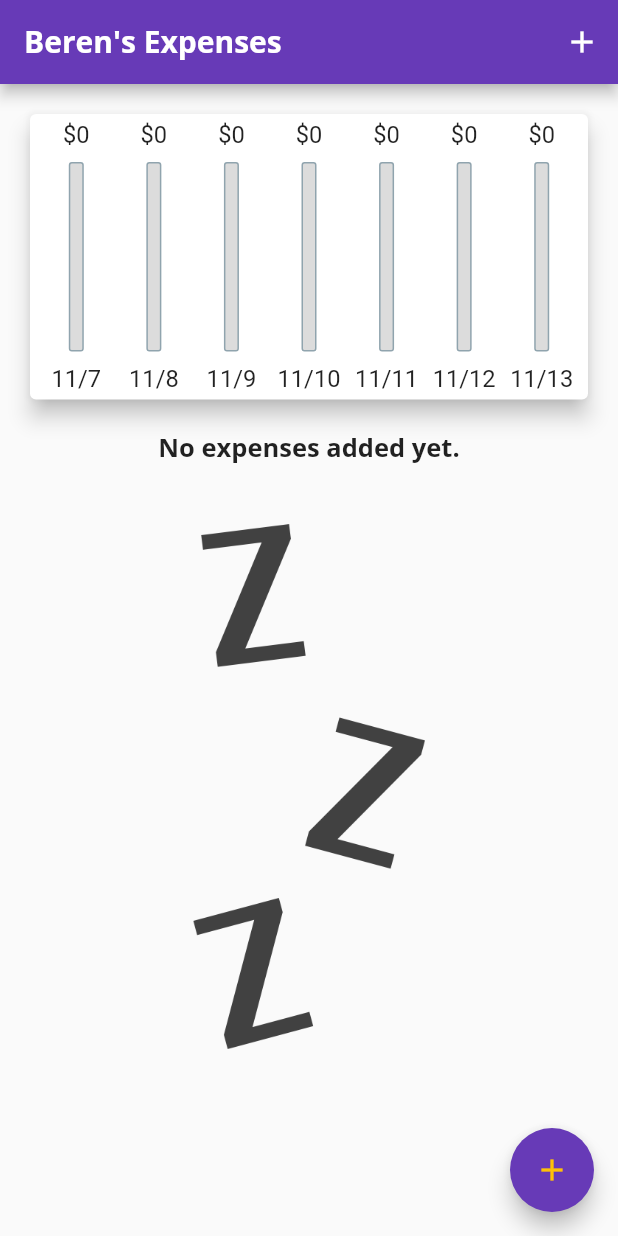
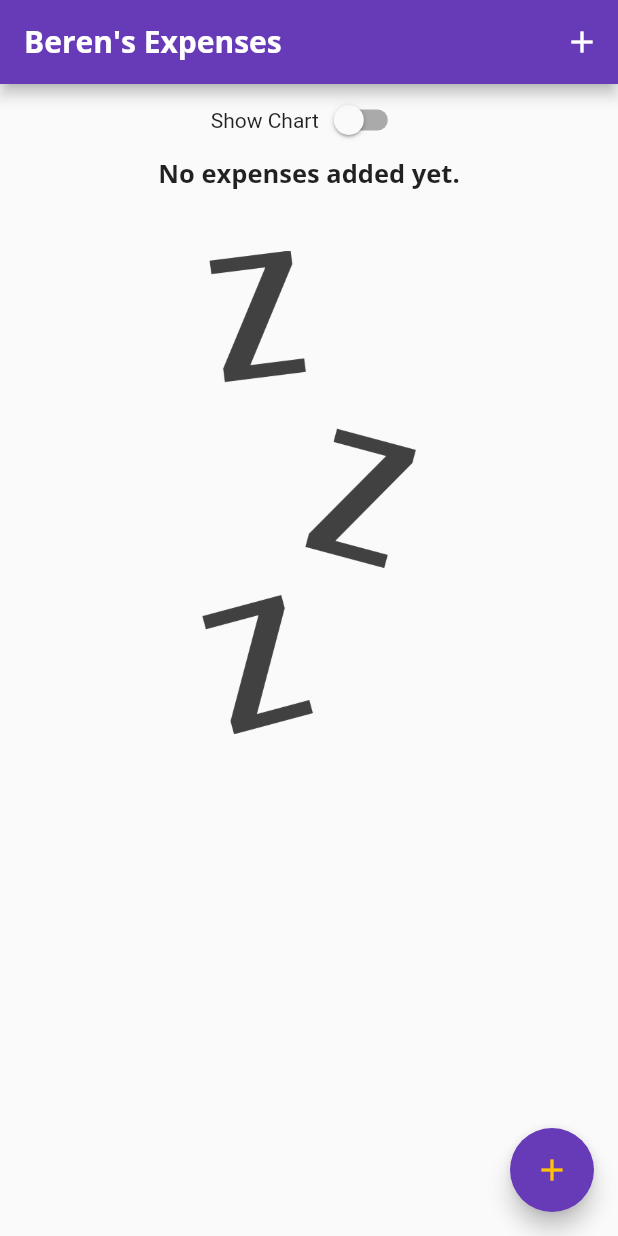
Before and after one commit to berenerchamion/expenses, a Flutter app: the screen it shows after launch, on a phone screen of 412 x 824 dp. Run offline on Flutter 3.47's test engine with Material 2 defaults, Android fonts, the phone set to English and light mode, and no system bars.

Commit message:
starting to deal with landscape mode

```diff
--- a/lib/main.dart
+++ b/lib/main.dart
@@ -1,4 +1,5 @@
 import 'package:flutter/material.dart';
+
 import 'models/expense.dart';
 import 'widgets/expense_list.dart';
 import 'widgets/new_expense.dart';
@@ -53,7 +54,10 @@ class MyHomePage extends StatefulWidget {
 }
 
 class _MyHomePageState extends State<MyHomePage> {
-  final List<Expense> _usersExpenses = [];
+  final List<Expense> _usersExpenses = [
+  ];
+
+  bool _showChart = false;
 
   List<Expense> get _weeklyExpenses {
     return _usersExpenses.where((exp) {
@@ -116,13 +120,27 @@ class _MyHomePageState extends State<MyHomePage> {
         child: Column(
           crossAxisAlignment: CrossAxisAlignment.start,
           children: <Widget>[
-            Container(
+            Row(
+              mainAxisAlignment: MainAxisAlignment.center,
+              children: <Widget>[
+                Text('Show Chart'),
+                Switch(
+                  value: _showChart,
+                  onChanged: (val) {
+                    setState((){
+                      _showChart = val;
+                    });
+                  },
+                ),
+              ],
+            ), //Row
+            _showChart ? Container(
               height: (MediaQuery.of(context).size.height -
                       appBar.preferredSize.height -
                       MediaQuery.of(context).padding.top) *
-                  0.3,
+                  0.7,
               child: Chart(_weeklyExpenses),
-            ),
+            ) :
             Container(
               height: (MediaQuery.of(context).size.height -
                       appBar.preferredSize.height -
--- a/lib/widgets/expense_list.dart
+++ b/lib/widgets/expense_list.dart
@@ -13,7 +13,8 @@ class ExpenseList extends StatelessWidget {
   Widget build(BuildContext context) {
     return Container(
       child: expenses.isEmpty
-          ? Column(
+          ? LayoutBuilder(builder: (ctx, constraints) {
+              return (Column(
                 children: <Widget>[
                   Text(
                     'No expenses added yet.',
@@ -23,7 +24,7 @@ class ExpenseList extends StatelessWidget {
                     height: 40,
                   ),
                   Container(
-                  height: 350,
+                    height: constraints.maxHeight * 0.6,
                     alignment: Alignment.center,
                     child: Image.asset(
                       'assets/images/waiting.png',
@@ -32,6 +33,8 @@ class ExpenseList extends StatelessWidget {
                   ),
                 ],
               ) //Column
+                  );
+            })
           : ListView.builder(
               itemBuilder: (ctx, index) {
                 return Card(
```
Lines whose indentation alone changed are shown as unchanged.
